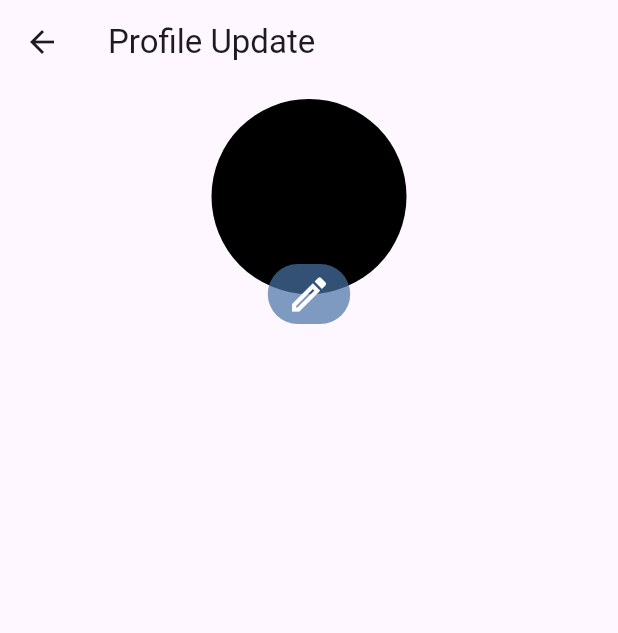
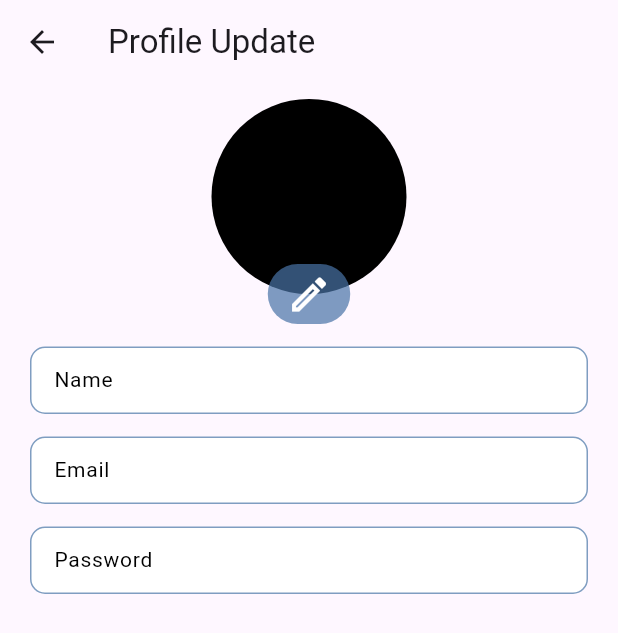
Before and after one commit to Khawar101/language_translate, a Flutter app: the ProfileUpdate screen opened directly, on a phone screen of 412 x 824 dp. Shown: the top 633 px of the screen. Run offline on Flutter 3.47's test engine with Material 3 defaults, Android fonts, the phone set to English and light mode, and no system bars; our stand-ins replace cloud_firestore, firebase_auth, firebase_core, firebase_storage, flutter_snake_navigationbar, go_router and 3 more; accounts and stored records are empty.

Commit message:
custom text field

```diff
--- a/lib/profile_update.dart
+++ b/lib/profile_update.dart
@@ -1,5 +1,6 @@
 import 'package:flutter/foundation.dart';
 import 'package:flutter/material.dart';
+import 'package:language_translate/widgets/textfield.dart';
 
 class ProfileUpdate extends StatefulWidget {
   const ProfileUpdate({super.key});
@@ -13,7 +14,7 @@ class _ProfileUpdateState extends State<ProfileUpdate> {
   @override
   Widget build(BuildContext context) {
     return Scaffold(
-      appBar: AppBar(title: Text('Profile Update')),
+      appBar: AppBar(title: const Text('Profile Update')),
       body: SingleChildScrollView(
         child: Padding(
           padding: const EdgeInsets.symmetric(horizontal: 20,vertical: 10),
@@ -28,7 +29,7 @@ class _ProfileUpdateState extends State<ProfileUpdate> {
                               backgroundColor: Colors.black,
                               foregroundColor: Colors.transparent,
                             )
-                          : CircleAvatar(
+                          : const CircleAvatar(
                               radius: 65,
                               // backgroundImage: NetworkImage(profile.toString()),
                               backgroundColor: Colors.red,
@@ -64,6 +65,18 @@ class _ProfileUpdateState extends State<ProfileUpdate> {
                     ),
                   ],
                 ),
+                const SizedBox(height: 15),
+                CustomTextFormField(
+                  hintText: "Name",
+                ),
+                const SizedBox(height: 15),
+                CustomTextFormField(
+                  hintText: "Email",
+                ),
+                const SizedBox(height: 15),
+                CustomTextFormField(
+                  hintText: "Password",
+                ),
             ],
           ),
         ),
```
